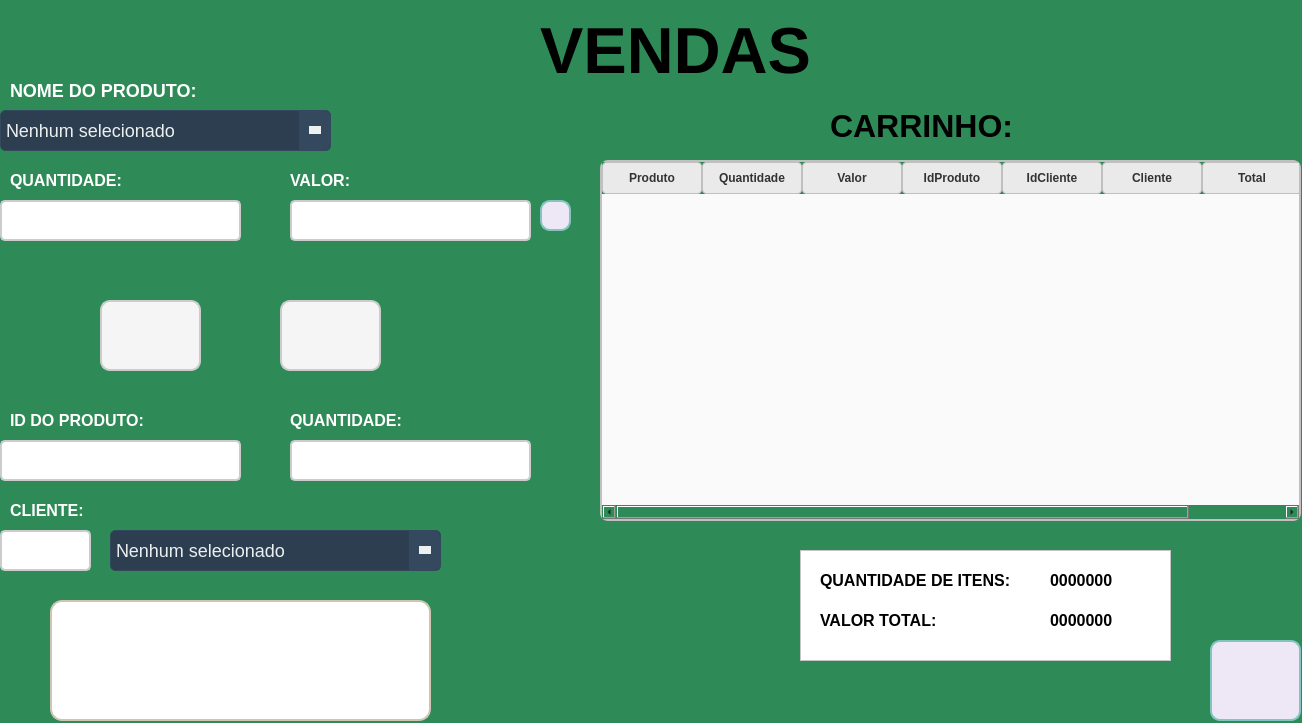
Old version of the form frm_Vendas.ui in the repository ArielAraujo18/ErpSistema.
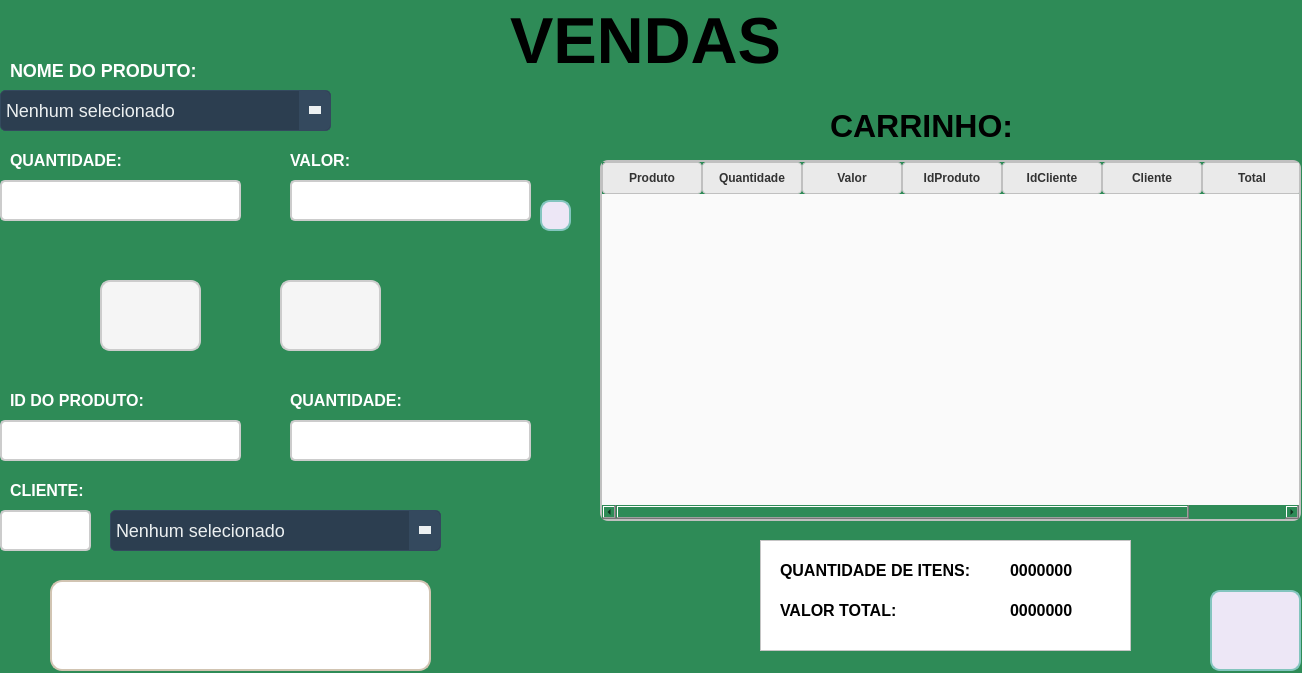
New version of the form. Icons and pictures are not drawn.

Patch:
```diff
--- a/frm_Vendas.ui
+++ b/frm_Vendas.ui
@@ -7,7 +7,7 @@
     <x>0</x>
     <y>0</y>
     <width>1302</width>
-    <height>723</height>
+    <height>673</height>
    </rect>
   </property>
   <property name="windowTitle">
@@ -22,7 +22,7 @@
    <property name="geometry">
     <rect>
      <x>10</x>
-     <y>80</y>
+     <y>60</y>
      <width>191</width>
      <height>21</height>
     </rect>
@@ -49,8 +49,8 @@
   <widget class="QLabel" name="label_2">
    <property name="geometry">
     <rect>
-     <x>540</x>
-     <y>10</y>
+     <x>510</x>
+     <y>0</y>
      <width>271</width>
      <height>81</height>
     </rect>
@@ -78,7 +78,7 @@
    <property name="geometry">
     <rect>
      <x>0</x>
-     <y>110</y>
+     <y>90</y>
      <width>331</width>
      <height>41</height>
     </rect>
@@ -203,7 +203,7 @@
    <property name="geometry">
     <rect>
      <x>10</x>
-     <y>170</y>
+     <y>150</y>
      <width>121</width>
      <height>21</height>
     </rect>
@@ -231,7 +231,7 @@
    <property name="geometry">
     <rect>
      <x>0</x>
-     <y>200</y>
+     <y>180</y>
      <width>241</width>
      <height>41</height>
     </rect>
@@ -258,7 +258,7 @@
    <property name="geometry">
     <rect>
      <x>290</x>
-     <y>170</y>
+     <y>150</y>
      <width>71</width>
      <height>21</height>
     </rect>
@@ -289,7 +289,7 @@
    <property name="geometry">
     <rect>
      <x>290</x>
-     <y>200</y>
+     <y>180</y>
      <width>241</width>
      <height>41</height>
     </rect>
@@ -316,7 +316,7 @@
    <property name="geometry">
     <rect>
      <x>10</x>
-     <y>410</y>
+     <y>390</y>
      <width>141</width>
      <height>21</height>
     </rect>
@@ -347,7 +347,7 @@
    <property name="geometry">
     <rect>
      <x>0</x>
-     <y>440</y>
+     <y>420</y>
      <width>241</width>
      <height>41</height>
     </rect>
@@ -374,7 +374,7 @@
    <property name="geometry">
     <rect>
      <x>290</x>
-     <y>410</y>
+     <y>390</y>
      <width>121</width>
      <height>21</height>
     </rect>
@@ -405,7 +405,7 @@
    <property name="geometry">
     <rect>
      <x>290</x>
-     <y>440</y>
+     <y>420</y>
      <width>241</width>
      <height>41</height>
     </rect>
@@ -432,7 +432,7 @@
    <property name="geometry">
     <rect>
      <x>10</x>
-     <y>500</y>
+     <y>480</y>
      <width>81</width>
      <height>21</height>
     </rect>
@@ -463,7 +463,7 @@
    <property name="geometry">
     <rect>
      <x>0</x>
-     <y>530</y>
+     <y>510</y>
      <width>91</width>
      <height>41</height>
     </rect>
@@ -518,7 +518,7 @@
    <property name="geometry">
     <rect>
      <x>280</x>
-     <y>300</y>
+     <y>280</y>
      <width>101</width>
      <height>71</height>
     </rect>
@@ -555,7 +555,7 @@
    <property name="geometry">
     <rect>
      <x>100</x>
-     <y>300</y>
+     <y>280</y>
      <width>101</width>
      <height>71</height>
     </rect>
@@ -700,8 +700,8 @@
   <widget class="QFrame" name="frame">
    <property name="geometry">
     <rect>
-     <x>800</x>
-     <y>550</y>
+     <x>760</x>
+     <y>540</y>
      <width>371</width>
      <height>111</height>
     </rect>
@@ -834,7 +834,7 @@
    <property name="geometry">
     <rect>
      <x>110</x>
-     <y>530</y>
+     <y>510</y>
      <width>331</width>
      <height>41</height>
     </rect>
@@ -958,9 +958,9 @@
    <property name="geometry">
     <rect>
      <x>50</x>
-     <y>600</y>
+     <y>580</y>
      <width>381</width>
-     <height>121</height>
+     <height>91</height>
     </rect>
    </property>
    <property name="styleSheet">
@@ -1040,7 +1040,7 @@
    <property name="geometry">
     <rect>
      <x>1210</x>
-     <y>640</y>
+     <y>590</y>
      <width>91</width>
      <height>81</height>
     </rect>
```
